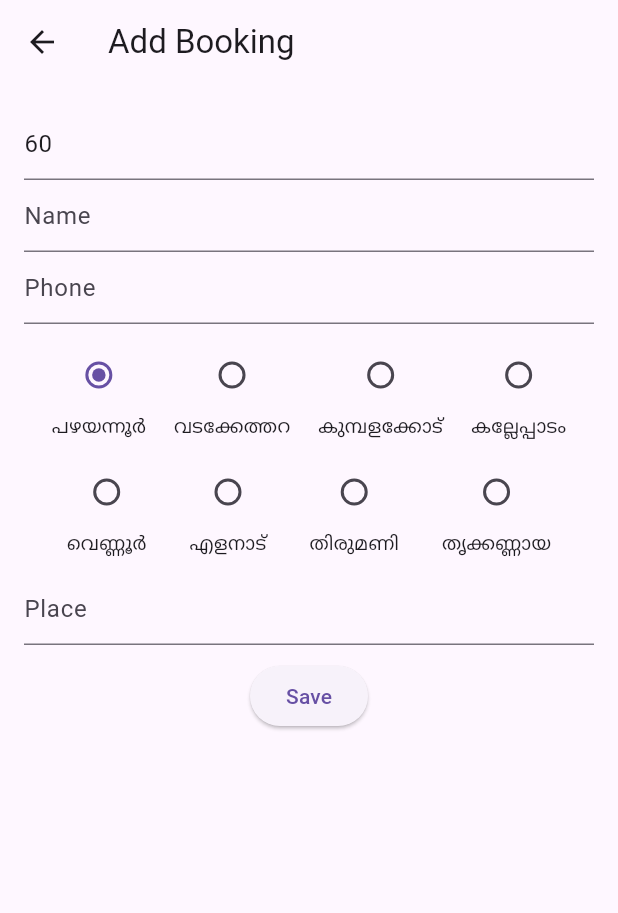
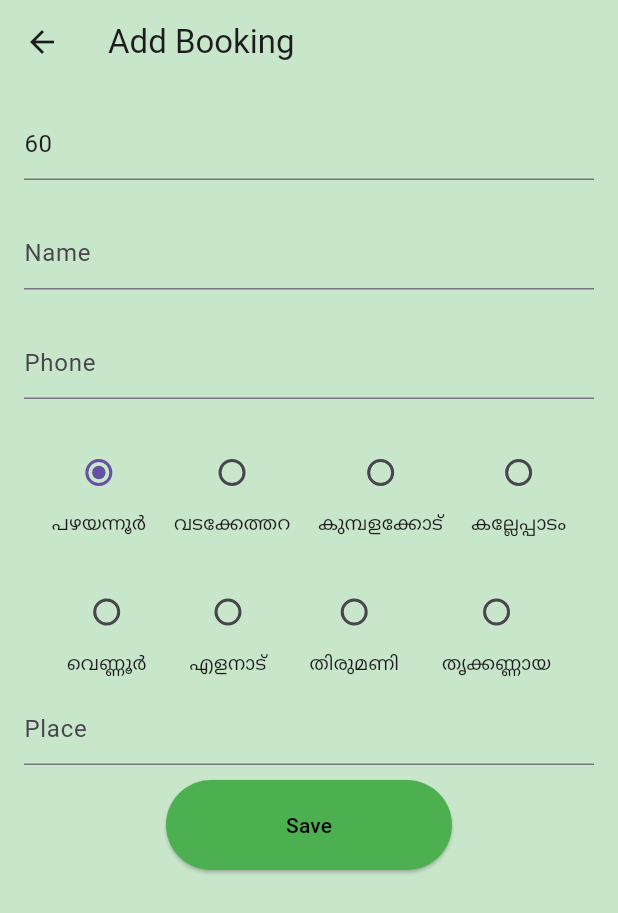
Before and after one commit to krAbhijith/Flutter_Booking_Management, a Flutter app: the AddScreen screen opened directly, after a tap on "Save", on a phone screen of 412 x 824 dp. Shown: the top 913 px of the screen. Run offline on Flutter 3.47's test engine with Material 3 defaults, Android fonts, the phone set to English and light mode, and no system bars; our stand-ins replace hive, hive_flutter; accounts and stored records are empty.

```diff
--- a/lib/screens/add_screen.dart
+++ b/lib/screens/add_screen.dart
@@ -56,12 +56,15 @@ class AddScreenState extends State<AddScreen> {
     super.dispose();
   }
 
+
   @override
   Widget build(BuildContext context) {
     return Scaffold(
-      appBar: AppBar(title: const Text('Add Booking')),
+      backgroundColor: Colors.green.shade100,
+      appBar: AppBar(title: const Text('Add Booking'), backgroundColor: Colors.green.shade100,),
       body: Padding(
         padding: const EdgeInsets.all(16.0),
+        child: SingleChildScrollView(
           child: Column(
             children: [
               TextField(
@@ -86,17 +89,26 @@ class AddScreenState extends State<AddScreen> {
                       _phoneController.text = booking.phone.toString();
                       _placeController.text = booking.place;
                       _handleRadioValueChange(area.indexOf(booking.area));
-                    // print(booking.area);
-                    // print(area.indexOf(booking.area));
-                    // print((booking.area));
                     }
                   }
                 },
               ),
+
+              const SizedBox(height: 25),
+
               TextField(
                 controller: _nameController,
-              decoration: const InputDecoration(hintText: 'Name'),
+                decoration: const InputDecoration(
+                  hintText: 'Name',
                 ),
+                inputFormatters: [
+                  FilteringTextInputFormatter.allow(RegExp(r'[a-zA-Z\s]')),
+                  LengthLimitingTextInputFormatter(20)
+                ],
+              ),
+
+              const SizedBox(height: 25),
+
               TextField(
                 controller: _phoneController,
                 keyboardType: TextInputType.phone,
@@ -104,11 +116,11 @@ class AddScreenState extends State<AddScreen> {
                   FilteringTextInputFormatter.digitsOnly,
                   LengthLimitingTextInputFormatter(10)
                 ],
-              decoration: const InputDecoration(hintText: 'Phone')),
-            // TextField(controller: _bookingDateController, decoration: const InputDecoration(hintText: 'Booking Date')),
-            // TextField(controller: _deliveryDateController, decoration: const InputDecoration(hintText: 'Delivery Date')),
-            // TextField(controller: _areaCodeController, decoration: const InputDecoration(hintText: 'Area Code')),
-            const SizedBox(height: 10),
+                decoration: const InputDecoration(hintText: 'Phone')
+              ),
+
+              const SizedBox(height: 25),
+
               Row(
                 mainAxisAlignment: MainAxisAlignment.spaceEvenly,
                 children: List.generate(4, (index) {
@@ -125,7 +137,7 @@ class AddScreenState extends State<AddScreen> {
                   );
                 }),
               ),
-            const SizedBox(height: 10),
+              const SizedBox(height: 25),
               Row(
                 mainAxisAlignment: MainAxisAlignment.spaceEvenly,
                 children: List.generate(4, (index) {
@@ -139,18 +151,33 @@ class AddScreenState extends State<AddScreen> {
                   ]);
                 }),
               ),
+
               const SizedBox(height: 10),
+
               TextField(
                 controller: _placeController,
+                inputFormatters: [
+                  FilteringTextInputFormatter.allow(RegExp(r'[a-zA-Z\s]')),
+                ],
                 decoration: const InputDecoration(hintText: 'Place')),
+
               const SizedBox(height: 10),
+
               ElevatedButton(
+                style: ButtonStyle(
+                  padding: MaterialStateProperty.resolveWith((states) => const EdgeInsets.symmetric(vertical: 20,horizontal:  80)),
+                  backgroundColor: MaterialStateColor.resolveWith((states) => Colors.green)
+                ),
                 onPressed: () {
                   saveOrUpdateBooking();
                 },
-              child: const Text('Save'),
+                child: const Text(
+                  'Save',
+                  style: TextStyle(color: Colors.black,),
+                  ),
               ),
             ],
+          ),
         ),
       ),
     );
@@ -164,7 +191,8 @@ class AddScreenState extends State<AddScreen> {
 
   void saveOrUpdateBooking() async {
   String cNoText = _cNoController.text;
-  if (cNoText.isNotEmpty) {
+  String phone = _phoneController.text;
+  if (cNoText.length == 6 && phone.length == 10) {
     try {
       int cNo = int.parse(cNoText);
       final Box<Booking> box = Hive.box<Booking>('bookings');
```
Lines whose indentation alone changed are shown as unchanged.
